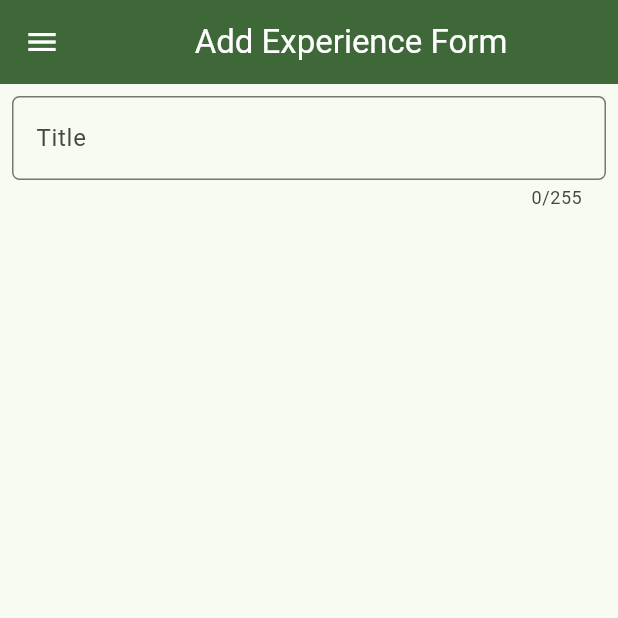
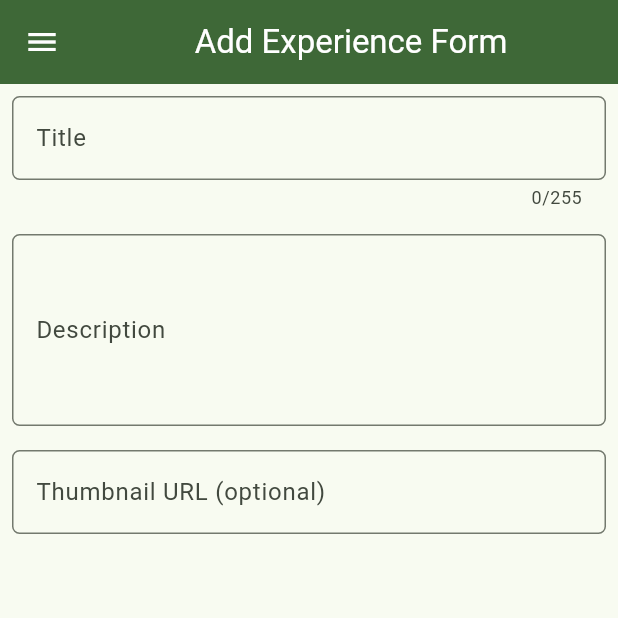
Before and after one commit to aulianurshiva/myportofolio_mobile, a Flutter app: the ExperienceFormPage screen opened directly, on a phone screen of 412 x 824 dp, the top half of it. Run offline on Flutter 3.47's test engine with Material 3 defaults, Android fonts, the phone set to English and light mode, and no system bars; our stand-ins replace material_ui.

Commit message:
feat: menambahkan field deskripsi dan thumbnail pada experience form

```diff
--- a/lib/screens/experience_form.dart
+++ b/lib/screens/experience_form.dart
@@ -12,6 +12,15 @@ class _ExperienceFormPageState extends State<ExperienceFormPage> {
   final _formKey = GlobalKey<FormState>();
 
   String _title = "";
+  String _description = "";
+  String _thumbnail = "";
+
+  bool _isValidUrl(String value) {
+    final uri = Uri.tryParse(value);
+    return uri != null &&
+        (uri.scheme == 'http' || uri.scheme == 'https') &&
+        uri.host.isNotEmpty;
+  }
 
   @override
   Widget build(BuildContext context) {
@@ -58,6 +67,60 @@ class _ExperienceFormPageState extends State<ExperienceFormPage> {
                   },
                 ),
               ),
+
+              // === Description ===
+              Padding(
+                padding: const EdgeInsets.all(8.0),
+                child: TextFormField(
+                  maxLines: 4,
+                  decoration: InputDecoration(
+                    hintText: "Tell us about this experience",
+                    labelText: "Description",
+                    border: OutlineInputBorder(
+                      borderRadius: BorderRadius.circular(5.0),
+                    ),
+                  ),
+                  onChanged: (String? value) {
+                    setState(() {
+                      _description = value!;
+                    });
+                  },
+                  validator: (String? value) {
+                    if (value == null || value.trim().isEmpty) {
+                      return "Deskripsi tidak boleh kosong!";
+                    }
+                    return null;
+                  },
+                ),
+              ),
+
+              // === Thumbnail URL (opsional) ===
+              Padding(
+                padding: const EdgeInsets.all(8.0),
+                child: TextFormField(
+                  keyboardType: TextInputType.url,
+                  decoration: InputDecoration(
+                    hintText: "https://...",
+                    labelText: "Thumbnail URL (optional)",
+                    border: OutlineInputBorder(
+                      borderRadius: BorderRadius.circular(5.0),
+                    ),
+                  ),
+                  onChanged: (String? value) {
+                    setState(() {
+                      _thumbnail = value!;
+                    });
+                  },
+                  validator: (String? value) {
+                    final text = value?.trim() ?? "";
+                    if (text.isEmpty) return null; // opsional
+                    if (!_isValidUrl(text)) {
+                      return "URL harus diawali http:// atau https://";
+                    }
+                    return null;
+                  },
+                ),
+              ),
             ],
           ),
         ),
```
